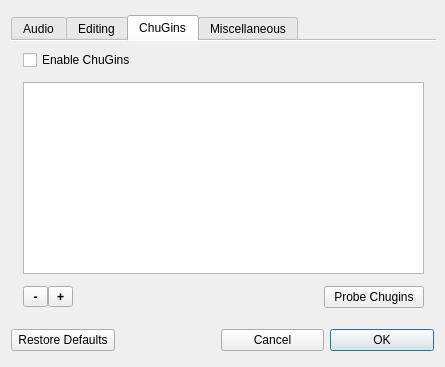
Qt form src/qt/mAPreferencesWindow.ui (ccrma/miniAudicle) before a commit.
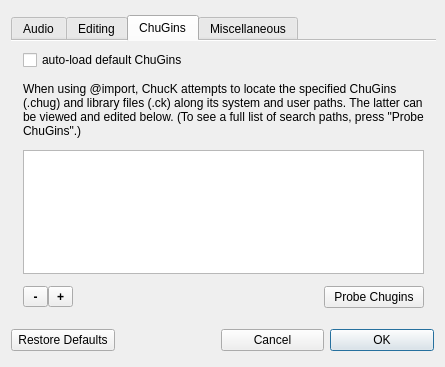
The same form after that commit. The open tabs and pages were chosen to show the change. Icons and pictures are not drawn.

Commit message: update mA preferences chugin panel to account for latest import search path changes (Qt)

The edit to the form file:
```diff
--- a/src/qt/mAPreferencesWindow.ui
+++ b/src/qt/mAPreferencesWindow.ui
@@ -648,7 +648,17 @@
        <item>
         <widget class="QCheckBox" name="enableChugins">
          <property name="text">
-          <string>Enable ChuGins</string>
+          <string>auto-load default ChuGins</string>
+         </property>
+        </widget>
+       </item>
+       <item>
+        <widget class="QLabel" name="label_13">
+         <property name="text">
+          <string>When using @import, ChucK attempts to locate the specified ChuGins (.chug) and library files (.ck) along its system and user paths. The latter can be viewed and edited below. (To see a full list of search paths, press &quot;Probe ChuGins&quot;.)</string>
+         </property>
+         <property name="wordWrap">
+          <bool>true</bool>
          </property>
         </widget>
        </item>
```
Left out of the diff: 2 changed lines with no effect on the pictures. The commit also changes 1 other file.
